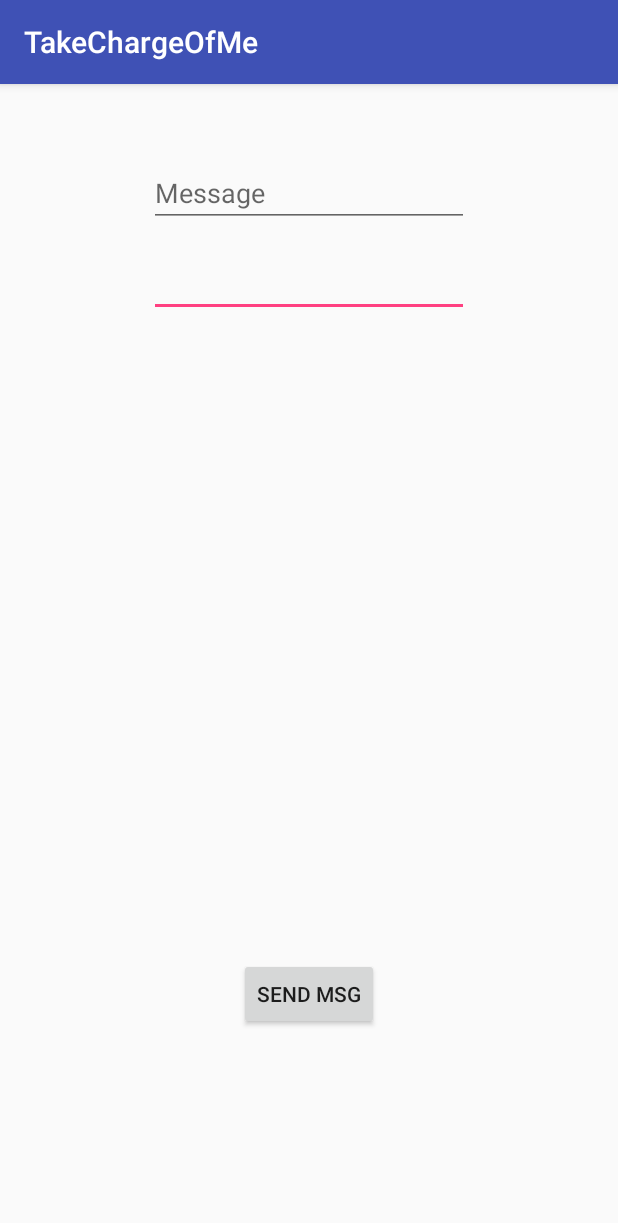
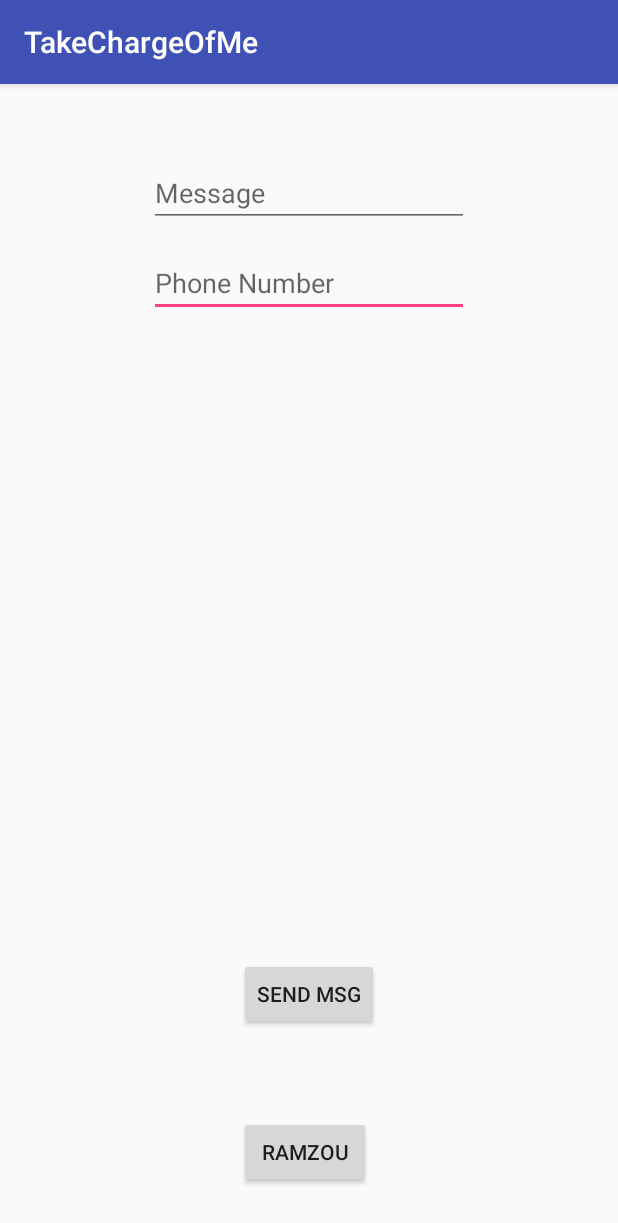
Before and after one commit to MadReza/TakeChargeOfMe, an Android app: the screen it shows after launch (MainActivity), on a phone screen of 412 x 824 dp. Shown: the top 1223 px of the screen. Run offline under Robolectric (Android 15) with nearby library versions, the phone set to English and light mode, and no system bars.

Commit message:
Good Job Ramzou

```diff
--- a/app/src/main/java/com/spy/takechargeofme/MainActivity.java
+++ b/app/src/main/java/com/spy/takechargeofme/MainActivity.java
@@ -1,5 +1,6 @@
 package com.spy.takechargeofme;
 
+import android.content.Intent;
 import android.support.v7.app.AppCompatActivity;
 import android.os.Bundle;
 import android.telephony.SmsManager;
@@ -10,6 +11,7 @@ import android.widget.EditText;
 public class MainActivity extends AppCompatActivity {
 
         Button Send;
+        Button RamezB;
         EditText phoneNumber;
         EditText msgText;
 
@@ -24,10 +26,21 @@ public class MainActivity extends AppCompatActivity {
             Send = (Button) findViewById(R.id.smsButton);
             Send.setOnClickListener(new View.OnClickListener() {
                 public void onClick(View v) {
-
                     sendSMS(phoneNumber.getText().toString(), msgText.getText().toString());
                 }
             });
+            RamezB = (Button) findViewById(R.id.ramezButton);
+            RamezB.setOnClickListener(new View.OnClickListener() {
+
+                @Override
+                public void onClick(View view) {
+                    Intent intent = new Intent(MainActivity.this, AskTell.class);
+                    startActivity(intent);
+                }
+
+            });
+
+
         }
     public void sendSMS (String phoneNb, String msgText) {
         SmsManager sms = SmsManager.getDefault();
--- a/app/src/main/res/layout/activity_main.xml
+++ b/app/src/main/res/layout/activity_main.xml
@@ -28,7 +28,8 @@
         android:layout_alignParentTop="true"
         android:layout_centerHorizontal="true"
         android:layout_marginTop="94dp"
-        android:id="@+id/phoneNum" />
+        android:id="@+id/phoneNum"
+        android:hint="Phone Number" />
 
     <EditText
         android:layout_width="wrap_content"
@@ -40,4 +41,13 @@
         android:layout_marginTop="34dp"
         android:id="@+id/msgField"
         android:hint="Message" />
+
+    <Button
+        android:text="Ramzou"
+        android:layout_width="wrap_content"
+        android:layout_height="wrap_content"
+        android:layout_alignParentBottom="true"
+        android:layout_alignStart="@+id/smsButton"
+        android:layout_marginBottom="16dp"
+        android:id="@+id/ramezButton" />
 </RelativeLayout>
```
